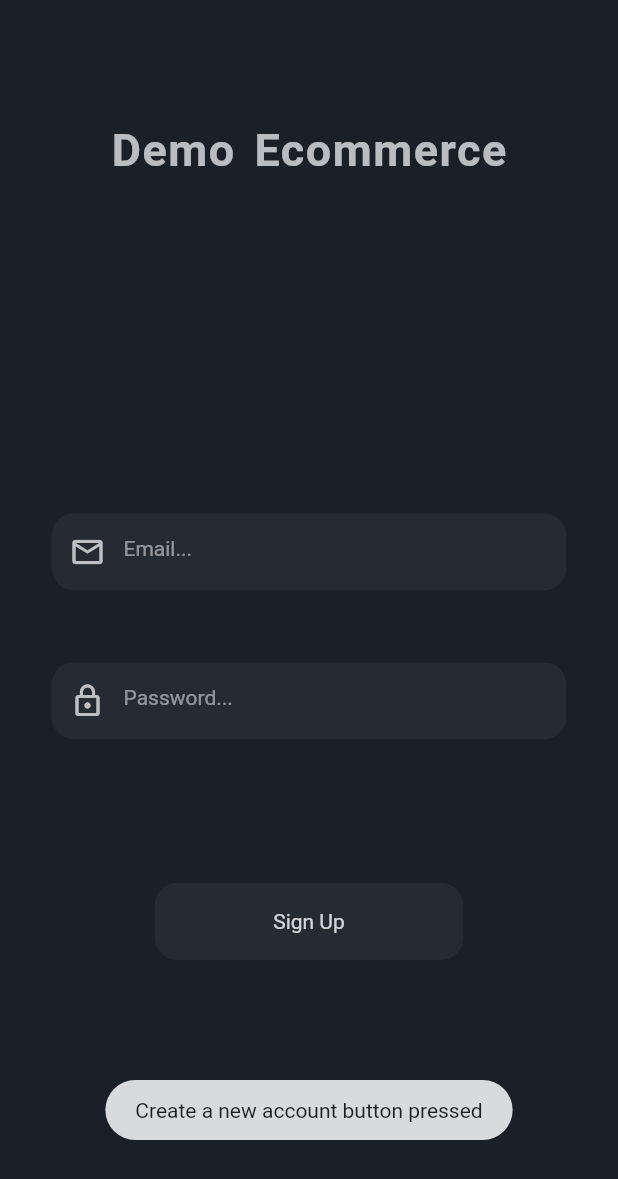
After one commit to nabint/ecommerce, a Flutter app: the screen it shows after launch, after a tap on "Create a new Account", on a phone screen of 412 x 824 dp. The commit adds this screen. Shown: the top 1179 px of the screen. Run offline on Flutter 3.47's test engine with Material 2 defaults, Android fonts, the phone set to English and light mode, and no system bars; our stand-ins replace animated_splash_screen, bloc, firebase_auth, firebase_core, flutter_bloc, fluttertoast and 1 more; accounts and stored records are empty; network calls fail.

Commit message:
Added register Ui and initialized Repo

```diff
--- /dev/null
+++ b/lib/cubit/register/register_cubit.dart
@@ -0,0 +1,35 @@
+import 'package:bloc/bloc.dart';
+import 'package:meta/meta.dart';
+
+import 'package:ecommerce/repository/auth.dart';
+
+part 'register_state.dart';
+
+class RegisterCubit extends Cubit<RegisterState> {
+  final AuthRepo authRepo;
+  RegisterCubit(
+    this.authRepo,
+  ) : super(
+          RegisterInitial(),
+        );
+
+  void register(String email, String password) async {
+    emit(
+      RegisterLoading(),
+    );
+    try {
+      String res = await authRepo.signUp(email: email, password: password);
+      if (res == "Signed up") {
+        emit(
+          RegisterLoaded(),
+        );
+      } else {
+        RegisterError();
+      }
+    } catch (e) {
+      emit(
+        RegisterError(),
+      );
+    }
+  }
+}
--- /dev/null
+++ b/lib/cubit/register/register_state.dart
@@ -0,0 +1,12 @@
+part of 'register_cubit.dart';
+
+@immutable
+abstract class RegisterState {}
+
+class RegisterInitial extends RegisterState {}
+
+class RegisterLoading extends RegisterState {}
+
+class RegisterLoaded extends RegisterState {}
+
+class RegisterError extends RegisterState {}
--- a/lib/main.dart
+++ b/lib/main.dart
@@ -1,13 +1,31 @@
+import 'package:ecommerce/cubit/login/login_cubit.dart';
+import 'package:ecommerce/cubit/register/register_cubit.dart';
 import 'package:ecommerce/presentation/auth/login_screen.dart';
 import 'package:ecommerce/presentation/splash.dart';
+import 'package:ecommerce/repository/auth.dart';
+import 'package:ecommerce/utils/routers.dart';
+import 'package:firebase_auth/firebase_auth.dart';
 import 'package:flutter/material.dart';
-// import 'package:firebase_core/firebase_core.dart';
+import 'package:flutter_bloc/flutter_bloc.dart';
+import 'package:firebase_core/firebase_core.dart';
 
 Future<void> main() async {
   WidgetsFlutterBinding.ensureInitialized();
-  // await Firebase.initializeApp();
+  await Firebase.initializeApp();
   runApp(
-    const MyApp(),
+    MultiBlocProvider(
+      providers: [
+        BlocProvider(
+          create: (context) => LoginCubit(AuthRepo(FirebaseAuth.instance)),
+        ),
+        BlocProvider(
+          create: (context) => RegisterCubit(
+            AuthRepo(FirebaseAuth.instance),
+          ),
+        ),
+      ],
+      child: MyApp(),
+    ),
   );
 }
 
@@ -18,10 +36,11 @@ class MyApp extends StatelessWidget {
   Widget build(BuildContext context) {
     return MaterialApp(
       title: 'Flutter Demo',
+      onGenerateRoute: (settings) => Routers.onGenerateRoute(settings),
       theme: ThemeData(
         primarySwatch: Colors.blue,
       ),
-      home: const LoginScreen(),
+      initialRoute: Routers.SPLASH,
     );
   }
 }
--- a/lib/presentation/auth/login_screen.dart
+++ b/lib/presentation/auth/login_screen.dart
@@ -1,23 +1,47 @@
 import 'dart:ui';
-
+import 'package:ecommerce/cubit/login/login_cubit.dart';
+import 'package:ecommerce/presentation/auth/widgets/customButton.dart';
+import 'package:ecommerce/presentation/auth/widgets/customTextField.dart';
+import 'package:ecommerce/utils/routers.dart';
 import 'package:flutter/material.dart';
-import 'package:flutter/services.dart';
+import 'package:flutter_bloc/flutter_bloc.dart';
 import 'package:fluttertoast/fluttertoast.dart';
 
-class LoginScreen extends StatelessWidget {
+class LoginScreen extends StatefulWidget {
   const LoginScreen({Key? key}) : super(key: key);
+
+  @override
+  State<LoginScreen> createState() => _LoginScreenState();
+}
+
+class _LoginScreenState extends State<LoginScreen> {
+  late LoginCubit loginbloc;
+
+  TextEditingController emailController = TextEditingController();
+  TextEditingController passwordController = TextEditingController();
+
+  @override
+  void initState() {
+    // TODO: implement initState
+    super.initState();
+
+    loginbloc = context.read<LoginCubit>();
+  }
 
   @override
   Widget build(BuildContext context) {
     Size size = MediaQuery.of(context).size;
-    return Scaffold(
-      backgroundColor: Color(0xff192028),
+
+    return BlocListener<LoginCubit, LoginState>(
+      listener: (context, state) {
+        // TODO: implement listener
+      },
+      child: Scaffold(
+        backgroundColor: const Color(0xff192028),
         body: SingleChildScrollView(
           child: SizedBox(
             height: size.height,
-          child: Stack(
-            children: [
-              Column(
+            child: Column(
               children: [
                 Expanded(
                   flex: 5,
@@ -40,34 +64,33 @@ class LoginScreen extends StatelessWidget {
                   child: Column(
                     mainAxisAlignment: MainAxisAlignment.spaceEvenly,
                     children: [
-                        component1(
-                          Icons.email_outlined,
-                          'Email...',
-                          false,
-                          true,
-                          context,
-                        ),
-                        component1(
-                          Icons.lock_outline,
-                          'Password...',
-                          true,
-                          false,
-                          context,
-                        ),
+                      CustomTextField(Icons.email_outlined, 'Email...', false,
+                          true, emailController),
+                      CustomTextField(Icons.lock_outline, 'Password...', true,
+                          false, passwordController),
                       Row(
                         mainAxisAlignment: MainAxisAlignment.center,
                         children: [
-                            component2('LOGIN', 2.58, () {
-                              HapticFeedback.lightImpact();
+                          CustomButton(
+                            'LOGIN',
+                            2.58,
+                            () {
+                              loginbloc.login(emailController.text,
+                                  passwordController.text);
                               Fluttertoast.showToast(
-                                  msg: 'Login button pressed');
-                            }, context),
+                                msg: 'Login button pressed',
+                              );
+                            },
+                          ),
                           SizedBox(width: size.width / 20),
-                            component2('Forgotten password!', 2.58, () {
-                              HapticFeedback.lightImpact();
+                          CustomButton(
+                            'Forgotten password!',
+                            2.58,
+                            () {
                               Fluttertoast.showToast(
                                   msg: 'Forgotten password button pressed');
-                            }, context),
+                            },
+                          ),
                         ],
                       ),
                     ],
@@ -78,92 +101,23 @@ class LoginScreen extends StatelessWidget {
                   child: Column(
                     mainAxisAlignment: MainAxisAlignment.end,
                     children: [
-                        component2('Create a new Account', 2, () {
-                          HapticFeedback.lightImpact();
+                      CustomButton(
+                        'Create a new Account',
+                        2,
+                        () {
+                          Navigator.pushNamed(
+                            context,
+                            Routers.REGISTER_PAGE,
+                          );
                           Fluttertoast.showToast(
                               msg: 'Create a new account button pressed');
-                        }, context),
+                        },
+                      ),
                       SizedBox(height: size.height * .05),
                     ],
                   ),
                 ),
               ],
-              ),
-            ],
-          ),
-        ),
-      ),
-    );
-  }
-
-  Widget component1(IconData icon, String hintText, bool isPassword,
-      bool isEmail, BuildContext context) {
-    Size size = MediaQuery.of(context).size;
-    return ClipRRect(
-      borderRadius: BorderRadius.circular(15),
-      child: BackdropFilter(
-        filter: ImageFilter.blur(
-          sigmaY: 15,
-          sigmaX: 15,
-        ),
-        child: Container(
-          height: size.width / 8,
-          width: size.width / 1.2,
-          alignment: Alignment.center,
-          padding: EdgeInsets.only(right: size.width / 30),
-          decoration: BoxDecoration(
-            color: Colors.white.withOpacity(.05),
-            borderRadius: BorderRadius.circular(15),
-          ),
-          child: TextField(
-            style: TextStyle(color: Colors.white.withOpacity(.8)),
-            cursorColor: Colors.white,
-            obscureText: isPassword,
-            keyboardType:
-                isEmail ? TextInputType.emailAddress : TextInputType.text,
-            decoration: InputDecoration(
-              prefixIcon: Icon(
-                icon,
-                color: Colors.white.withOpacity(.7),
-              ),
-              border: InputBorder.none,
-              hintMaxLines: 1,
-              hintText: hintText,
-              hintStyle:
-                  TextStyle(fontSize: 14, color: Colors.white.withOpacity(.5)),
-            ),
-          ),
-        ),
-      ),
-    );
-  }
-
-  Widget component2(
-    String string,
-    double width,
-    VoidCallback voidCallback,
-    BuildContext context,
-  ) {
-    Size size = MediaQuery.of(context).size;
-    return ClipRRect(
-      borderRadius: BorderRadius.circular(15),
-      child: BackdropFilter(
-        filter: ImageFilter.blur(sigmaY: 15, sigmaX: 15),
-        child: InkWell(
-          highlightColor: Colors.transparent,
-          splashColor: Colors.transparent,
-          onTap: voidCallback,
-          child: Container(
-            height: size.width / 8,
-            width: size.width / width,
-            alignment: Alignment.center,
-            decoration: BoxDecoration(
-              color: Colors.white.withOpacity(.05),
-              borderRadius: BorderRadius.circular(15),
-            ),
-            child: Text(
-              string,
-              style: TextStyle(color: Colors.white.withOpacity(.8)),
             ),
           ),
         ),
--- /dev/null
+++ b/lib/presentation/auth/register_screen.dart
@@ -0,0 +1,85 @@
+import 'package:ecommerce/cubit/register/register_cubit.dart';
+import 'package:ecommerce/presentation/auth/widgets/customButton.dart';
+import 'package:ecommerce/presentation/auth/widgets/customTextField.dart';
+import 'package:flutter/material.dart';
+import 'package:flutter_bloc/flutter_bloc.dart';
+import 'package:fluttertoast/fluttertoast.dart';
+import 'package:fluttertoast/fluttertoast.dart';
+
+import '../../cubit/login/login_cubit.dart';
+
+class RegisterScreen extends StatelessWidget {
+  RegisterScreen({Key? key}) : super(key: key);
+
+  TextEditingController emailController = TextEditingController();
+  TextEditingController passwordController = TextEditingController();
+
+  @override
+  Widget build(BuildContext context) {
+    Size size = MediaQuery.of(context).size;
+    return Scaffold(
+      backgroundColor: const Color(0xff192028),
+      body: SingleChildScrollView(
+        child: SizedBox(
+          height: size.height,
+          child: Column(
+            crossAxisAlignment: CrossAxisAlignment.center,
+            children: [
+              Expanded(
+                flex: 5,
+                child: Padding(
+                  padding: EdgeInsets.only(top: size.height * .1),
+                  child: Text(
+                    'Demo Ecommerce',
+                    style: TextStyle(
+                      color: Colors.white.withOpacity(.7),
+                      fontSize: 30,
+                      fontWeight: FontWeight.bold,
+                      letterSpacing: 1,
+                      wordSpacing: 4,
+                    ),
+                  ),
+                ),
+              ),
+              Expanded(
+                flex: 5,
+                child: Column(
+                  mainAxisAlignment: MainAxisAlignment.spaceEvenly,
+                  crossAxisAlignment: CrossAxisAlignment.center,
+                  children: [
+                    CustomTextField(Icons.email_outlined, 'Email...', false,
+                        true, emailController),
+                    CustomTextField(Icons.lock_outline, 'Password...', true,
+                        false, passwordController),
+                    Container()
+                  ],
+                ),
+              ),
+              Expanded(
+                flex: 4,
+                child: Column(
+                  mainAxisAlignment: MainAxisAlignment.start,
+                  children: [
+                    CustomButton(
+                      'Sign Up',
+                      2,
+                      () {
+                        context.read<RegisterCubit>().register(
+                              emailController.text,
+                              passwordController.text,
+                            );
+                        Fluttertoast.showToast(
+                            msg: 'Create a new account button pressed');
+                      },
+                    ),
+                    SizedBox(height: size.height * .05),
+                  ],
+                ),
+              ),
+            ],
+          ),
+        ),
+      ),
+    );
+  }
+}
--- /dev/null
+++ b/lib/presentation/auth/widgets/customButton.dart
@@ -0,0 +1,44 @@
+import 'dart:ui';
+
+import 'package:flutter/material.dart';
+
+class CustomButton extends StatelessWidget {
+  final String string;
+  final double width;
+  final VoidCallback voidCallback;
+
+  const CustomButton(
+    this.string,
+    this.width,
+    this.voidCallback,
+  );
+
+  @override
+  Widget build(BuildContext context) {
+    Size size = MediaQuery.of(context).size;
+    return ClipRRect(
+      borderRadius: BorderRadius.circular(15),
+      child: BackdropFilter(
+        filter: ImageFilter.blur(sigmaY: 15, sigmaX: 15),
+        child: InkWell(
+          highlightColor: Colors.transparent,
+          splashColor: Colors.transparent,
+          onTap: voidCallback,
+          child: Container(
+            height: size.width / 8,
+            width: size.width / width,
+            alignment: Alignment.center,
+            decoration: BoxDecoration(
+              color: Colors.white.withOpacity(.05),
+              borderRadius: BorderRadius.circular(15),
+            ),
+            child: Text(
+              string,
+              style: TextStyle(color: Colors.white.withOpacity(.8)),
+            ),
+          ),
+        ),
+      ),
+    );
+  }
+}
--- /dev/null
+++ b/lib/presentation/auth/widgets/customTextField.dart
@@ -0,0 +1,60 @@
+import 'dart:ui';
+
+import 'package:flutter/material.dart';
+
+class CustomTextField extends StatelessWidget {
+  final IconData icon;
+  final String hintText;
+  final bool isPassword;
+  final bool isEmail;
+  final TextEditingController textEditingController;
+  CustomTextField(
+    this.icon,
+    this.hintText,
+    this.isPassword,
+    this.isEmail,
+    this.textEditingController,
+  );
+
+  @override
+  Widget build(BuildContext context) {
+    Size size = MediaQuery.of(context).size;
+    return ClipRRect(
+      borderRadius: BorderRadius.circular(15),
+      child: BackdropFilter(
+        filter: ImageFilter.blur(
+          sigmaY: 15,
+          sigmaX: 15,
+        ),
+        child: Container(
+          height: size.width / 8,
+          width: size.width / 1.2,
+          alignment: Alignment.center,
+          padding: EdgeInsets.only(right: size.width / 30),
+          decoration: BoxDecoration(
+            color: Colors.white.withOpacity(.05),
+            borderRadius: BorderRadius.circular(15),
+          ),
+          child: TextField(
+            style: TextStyle(color: Colors.white.withOpacity(.8)),
+            cursorColor: Colors.white,
+            obscureText: isPassword,
+            keyboardType:
+                isEmail ? TextInputType.emailAddress : TextInputType.text,
+            decoration: InputDecoration(
+              prefixIcon: Icon(
+                icon,
+                color: Colors.white.withOpacity(.7),
+              ),
+              border: InputBorder.none,
+              hintMaxLines: 1,
+              hintText: hintText,
+              hintStyle:
+                  TextStyle(fontSize: 14, color: Colors.white.withOpacity(.5)),
+            ),
+          ),
+        ),
+      ),
+    );
+  }
+}
--- a/lib/presentation/splash.dart
+++ b/lib/presentation/splash.dart
@@ -1,6 +1,11 @@
 import 'package:animated_splash_screen/animated_splash_screen.dart';
+import 'package:ecommerce/cubit/login/login_cubit.dart';
+import 'package:ecommerce/presentation/auth/login_screen.dart';
 import 'package:flutter/material.dart';
+import 'package:flutter_bloc/flutter_bloc.dart';
 import 'package:page_transition/page_transition.dart';
+
+import '../repository/auth.dart';
 
 class SplashScreen extends StatelessWidget {
   const SplashScreen({Key? key}) : super(key: key);
@@ -8,10 +13,10 @@ class SplashScreen extends StatelessWidget {
   @override
   Widget build(BuildContext context) {
     return AnimatedSplashScreen(
-      splash: 'images/splash.png',
-      nextScreen: Scaffold(),
+      splash: Icons.home,
+      nextScreen: LoginScreen(),
       splashTransition: SplashTransition.rotationTransition,
-      pageTransitionType: PageTransitionType.scale,
+      pageTransitionType: PageTransitionType.bottomToTop,
     );
   }
 }
--- /dev/null
+++ b/lib/utils/routers.dart
@@ -0,0 +1,33 @@
+import 'package:ecommerce/cubit/login/login_cubit.dart';
+import 'package:ecommerce/presentation/auth/login_screen.dart';
+import 'package:ecommerce/presentation/auth/register_screen.dart';
+import 'package:ecommerce/presentation/splash.dart';
+import 'package:ecommerce/repository/auth.dart';
+import 'package:firebase_auth/firebase_auth.dart';
+import 'package:flutter/material.dart';
+import 'package:flutter_bloc/flutter_bloc.dart';
+
+class Routers {
+  static const HOME_PAGE = "home_page";
+  static const SPLASH = "splash_screen";
+  static const LOGIN_PAGE = "login_page";
+  static const REGISTER_PAGE = "register_page";
+  static onGenerateRoute(RouteSettings settings) {
+    final args = settings.arguments;
+
+    switch (settings.name) {
+      case SPLASH:
+        return MaterialPageRoute(
+          builder: (_) => const SplashScreen(),
+        );
+      case LOGIN_PAGE:
+        return MaterialPageRoute(
+          builder: (_) => LoginScreen(),
+        );
+      case REGISTER_PAGE:
+        return MaterialPageRoute(
+          builder: (_) => RegisterScreen(),
+        );
+    }
+  }
+}
```
Also changed, not shown: lib/cubit/auth_cubit.dart (deleted, +0 -8 lines), lib/cubit/auth_state.dart (deleted, +0 -17 lines), lib/cubit/login/login_cubit.dart (added, +49 -0 lines), lib/cubit/login/login_state.dart (added, +18 -0 lines), lib/repository/auth.dart (+7 -3 lines), 3 other files. Lines whose indentation alone changed are shown as unchanged.
